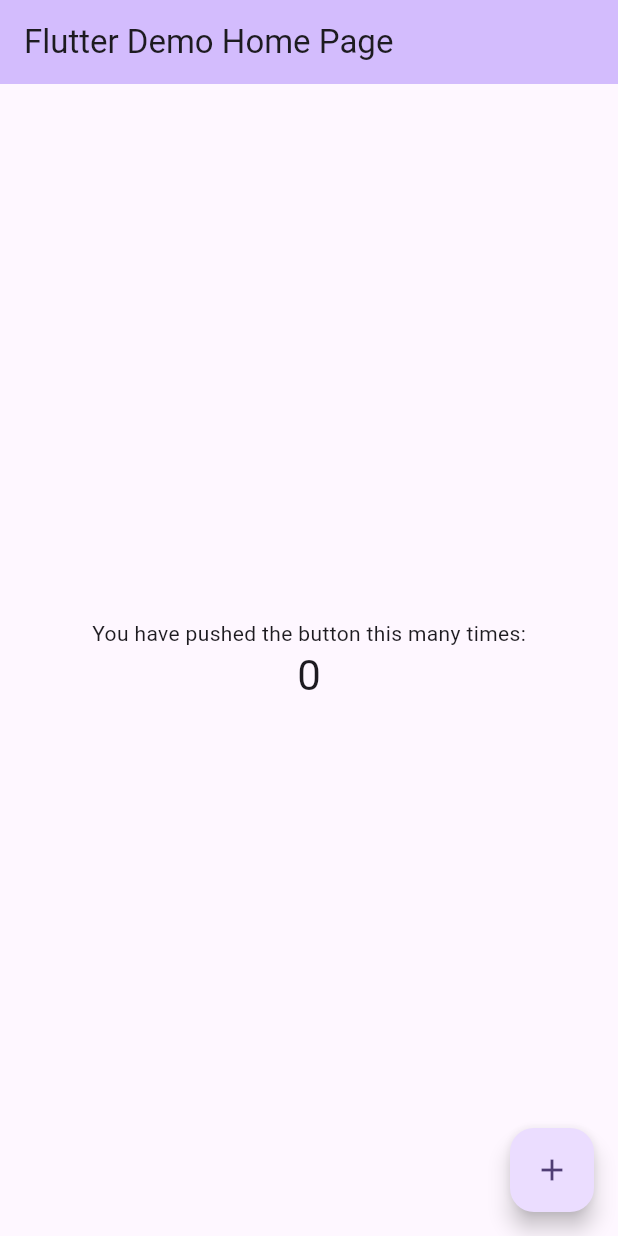
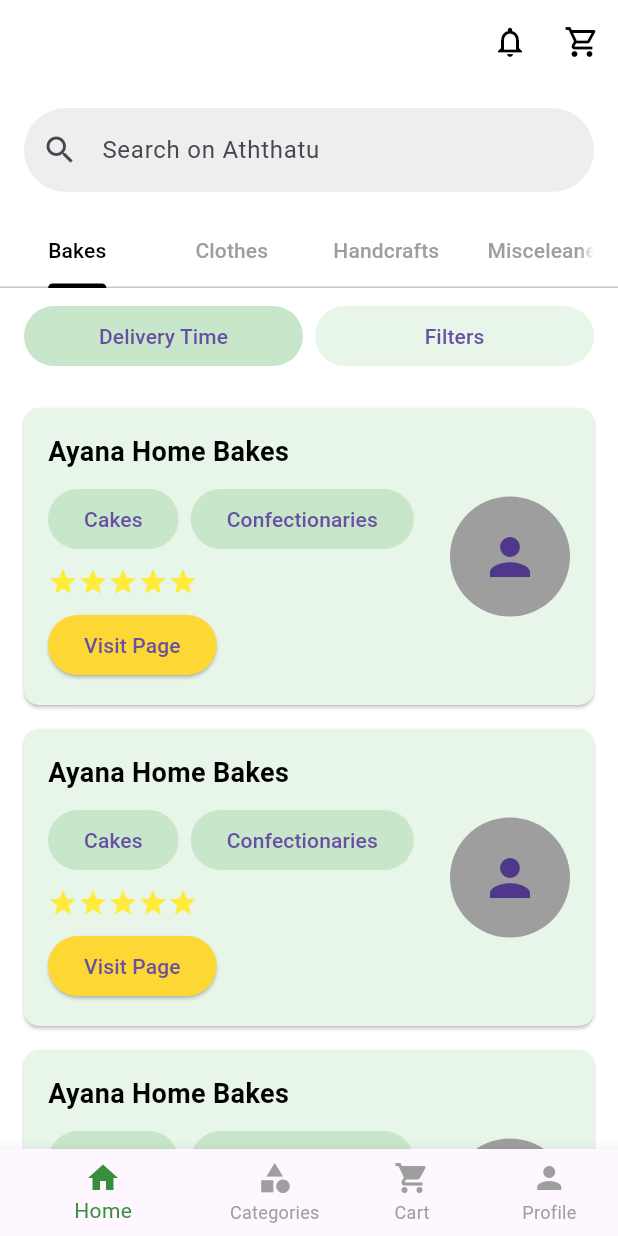
Before and after one commit to Team-Dev-Alliance/aththatu, a Flutter app: the screen it shows after launch, on a phone screen of 412 x 824 dp. Run offline on Flutter 3.47's test engine with Material 3 defaults, Android fonts, the phone set to English and light mode, and no system bars.

Commit message:
Home page initialized

```diff
--- a/client/aththatu/lib/App/app.dart
+++ b/client/aththatu/lib/App/app.dart
@@ -8,30 +8,18 @@ void main() {
 class MyApp extends StatelessWidget {
   const MyApp({super.key});
 
-  // This widget is the root of your application.
   @override
   Widget build(BuildContext context) {
     return MaterialApp(
-      title: 'Flutter Demo',
+      title: 'Aththatu E-Commerce',
       theme: ThemeData(
-        // This is the theme of your application.
-        //
-        // TRY THIS: Try running your application with "flutter run". You'll see
-        // the application has a purple toolbar. Then, without quitting the app,
-        // try changing the seedColor in the colorScheme below to Colors.green
-        // and then invoke "hot reload" (save your changes or press the "hot
-        // reload" button in a Flutter-supported IDE, or press "r" if you used
-        // the command line to start the app).
-        //
-        // Notice that the counter didn't reset back to zero; the application
-        // state is not lost during the reload. To reset the state, use hot
-        // restart instead.
-        //
-        // This works for code too, not just values: Most code changes can be
-        // tested with just a hot reload.
-        colorScheme: ColorScheme.fromSeed(seedColor: Colors.deepPurple),
+        primarySwatch: Colors.green,
+        scaffoldBackgroundColor: Colors.white,
+        textTheme: const TextTheme(
+          bodyMedium: TextStyle(color: Colors.black),
+        ),
       ),
-      home: const MyHomePage(title: 'Flutter Demo Home Page'),
+      home: const HomePage(),
     );
   }
 }
--- a/client/aththatu/lib/Home/home_page.dart
+++ b/client/aththatu/lib/Home/home_page.dart
@@ -1,87 +1,214 @@
 import 'package:flutter/material.dart';
+import '../components/title_bar.dart';
+import '../components/navigation_bar.dart' as nav;
 
-class MyHomePage extends StatefulWidget {
-  const MyHomePage({super.key, required this.title});
-
-  // This widget is the home page of your application. It is stateful, meaning
-  // that it has a State object (defined below) that contains fields that affect
-  // how it looks.
-
-  // This class is the configuration for the state. It holds the values (in this
-  // case the title) provided by the parent (in this case the App widget) and
-  // used by the build method of the State. Fields in a Widget subclass are
-  // always marked "final".
-
-  final String title;
+class HomePage extends StatefulWidget {
+  const HomePage({super.key});
 
   @override
-  State<MyHomePage> createState() => _MyHomePageState();
+  _HomePageState createState() => _HomePageState();
 }
 
-class _MyHomePageState extends State<MyHomePage> {
-  int _counter = 0;
+class _HomePageState extends State<HomePage> with SingleTickerProviderStateMixin {
+  late TabController _tabController;
+  int _currentNavIndex = 0;
 
-  void _incrementCounter() {
-    setState(() {
-      // This call to setState tells the Flutter framework that something has
-      // changed in this State, which causes it to rerun the build method below
-      // so that the display can reflect the updated values. If we changed
-      // _counter without calling setState(), then the build method would not be
-      // called again, and so nothing would appear to happen.
-      _counter++;
-    });
+  @override
+  void initState() {
+    super.initState();
+    _tabController = TabController(length: 4, vsync: this);
+  }
+
+  @override
+  void dispose() {
+    _tabController.dispose();
+    super.dispose();
   }
 
   @override
   Widget build(BuildContext context) {
-    // This method is rerun every time setState is called, for instance as done
-    // by the _incrementCounter method above.
-    //
-    // The Flutter framework has been optimized to make rerunning build methods
-    // fast, so that you can just rebuild anything that needs updating rather
-    // than having to individually change instances of widgets.
     return Scaffold(
-      appBar: AppBar(
-        // TRY THIS: Try changing the color here to a specific color (to
-        // Colors.amber, perhaps?) and trigger a hot reload to see the AppBar
-        // change color while the other colors stay the same.
-        backgroundColor: Theme.of(context).colorScheme.inversePrimary,
-        // Here we take the value from the MyHomePage object that was created by
-        // the App.build method, and use it to set our appbar title.
-        title: Text(widget.title),
+      appBar: const TitleBar(),
+      bottomNavigationBar: nav.NavigationBar(
+        currentIndex: _currentNavIndex,
+        onTap: (index) {
+          setState(() {
+            _currentNavIndex = index;
+            // Handle navigation logic here
+          });
+        },
       ),
-      body: Center(
-        // Center is a layout widget. It takes a single child and positions it
-        // in the middle of the parent.
-        child: Column(
-          // Column is also a layout widget. It takes a list of children and
-          // arranges them vertically. By default, it sizes itself to fit its
-          // children horizontally, and tries to be as tall as its parent.
-          //
-          // Column has various properties to control how it sizes itself and
-          // how it positions its children. Here we use mainAxisAlignment to
-          // center the children vertically; the main axis here is the vertical
-          // axis because Columns are vertical (the cross axis would be
-          // horizontal).
-          //
-          // TRY THIS: Invoke "debug painting" (choose the "Toggle Debug Paint"
-          // action in the IDE, or press "p" in the console), to see the
-          // wireframe for each widget.
-          mainAxisAlignment: MainAxisAlignment.center,
-          children: <Widget>[
-            const Text('You have pushed the button this many times:'),
-            Text(
-              '$_counter',
-              style: Theme.of(context).textTheme.headlineMedium,
+      body: Column(
+        children: [
+          // Search Bar
+          Padding(
+            padding: const EdgeInsets.all(16.0),
+            child: TextField(
+              decoration: InputDecoration(
+                hintText: 'Search on Aththatu',
+                prefixIcon: const Icon(Icons.search),
+                border: OutlineInputBorder(
+                  borderRadius: BorderRadius.circular(30),
+                  borderSide: BorderSide.none,
+                ),
+                filled: true,
+                fillColor: Colors.grey[200],
+              ),
             ),
-          ],
-        ),
+          ),
+          // Category Tabs
+          TabBar(
+            controller: _tabController,
+            labelColor: Colors.black,
+            unselectedLabelColor: Colors.grey,
+            indicatorColor: Colors.black,
+            tabs: const [
+              Tab(text: 'Bakes'),
+              Tab(text: 'Clothes'),
+              Tab(text: 'Handcrafts'),
+              Tab(text: 'Misceleaneous'),
+            ],
+          ),
+          // Filter Buttons
+          Padding(
+            padding: const EdgeInsets.symmetric(horizontal: 16.0, vertical: 8.0),
+            child: Row(
+              children: [
+                Expanded(
+                  child: OutlinedButton(
+                    onPressed: () {},
+                    style: OutlinedButton.styleFrom(
+                      backgroundColor: Colors.green[100],
+                      side: BorderSide.none,
+                      shape: RoundedRectangleBorder(
+                        borderRadius: BorderRadius.circular(20),
+                      ),
+                    ),
+                    child: const Text('Delivery Time'),
+                  ),
+                ),
+                const SizedBox(width: 8),
+                Expanded(
+                  child: OutlinedButton(
+                    onPressed: () {},
+                    style: OutlinedButton.styleFrom(
+                      backgroundColor: Colors.green[50],
+                      side: BorderSide.none,
+                      shape: RoundedRectangleBorder(
+                        borderRadius: BorderRadius.circular(20),
+                      ),
+                    ),
+                    child: const Text('Filters'),
+                  ),
+                ),
+              ],
+            ),
+          ),
+          // Vendor List
+          Expanded(
+            child: TabBarView(
+              controller: _tabController,
+              children: [
+                _buildVendorList(),
+                _buildVendorList(), // Placeholder for other tabs
+                _buildVendorList(),
+                _buildVendorList(),
+              ],
+            ),
+          ),
+        ],
       ),
-      floatingActionButton: FloatingActionButton(
-        onPressed: _incrementCounter,
-        tooltip: 'Increment',
-        child: const Icon(Icons.add),
-      ), // This trailing comma makes auto-formatting nicer for build methods.
+    );
+  }
+
+  Widget _buildVendorList() {
+    return ListView.builder(
+      padding: const EdgeInsets.all(16.0),
+      itemCount: 3, // Example: 3 vendor cards
+      itemBuilder: (context, index) {
+        return Card(
+          color: Colors.green[50],
+          shape: RoundedRectangleBorder(
+            borderRadius: BorderRadius.circular(10),
+          ),
+          margin: const EdgeInsets.only(bottom: 16.0),
+          child: Padding(
+            padding: const EdgeInsets.all(16.0),
+            child: Row(
+              children: [
+                Expanded(
+                  child: Column(
+                    crossAxisAlignment: CrossAxisAlignment.start,
+                    children: [
+                      const Text(
+                        'Ayana Home Bakes',
+                        style: TextStyle(
+                          fontSize: 18,
+                          fontWeight: FontWeight.bold,
+                        ),
+                      ),
+                      const SizedBox(height: 8),
+                      Row(
+                        children: [
+                          OutlinedButton(
+                            onPressed: () {},
+                            style: OutlinedButton.styleFrom(
+                              backgroundColor: Colors.green[100],
+                              side: BorderSide.none,
+                              shape: RoundedRectangleBorder(
+                                borderRadius: BorderRadius.circular(20),
+                              ),
+                            ),
+                            child: const Text('Cakes'),
+                          ),
+                          const SizedBox(width: 8),
+                          OutlinedButton(
+                            onPressed: () {},
+                            style: OutlinedButton.styleFrom(
+                              backgroundColor: Colors.green[100],
+                              side: BorderSide.none,
+                              shape: RoundedRectangleBorder(
+                                borderRadius: BorderRadius.circular(20),
+                              ),
+                            ),
+                            child: const Text('Confectionaries'),
+                          ),
+                        ],
+                      ),
+                      const SizedBox(height: 8),
+                      const Row(
+                        children: [
+                          Icon(Icons.star, color: Colors.yellow, size: 20),
+                          Icon(Icons.star, color: Colors.yellow, size: 20),
+                          Icon(Icons.star, color: Colors.yellow, size: 20),
+                          Icon(Icons.star, color: Colors.yellow, size: 20),
+                          Icon(Icons.star, color: Colors.yellow, size: 20),
+                        ],
+                      ),
+                      const SizedBox(height: 8),
+                      ElevatedButton(
+                        onPressed: () {},
+                        style: ElevatedButton.styleFrom(
+                          backgroundColor: Colors.yellow[600],
+                          shape: RoundedRectangleBorder(
+                            borderRadius: BorderRadius.circular(20),
+                          ),
+                        ),
+                        child: const Text('Visit Page'),
+                      ),
+                    ],
+                  ),
+                ),
+                const CircleAvatar(
+                  radius: 40,
+                  backgroundColor: Colors.grey, // Placeholder for vendor image
+                  child: Icon(Icons.person, size: 40),
+                ),
+              ],
+            ),
+          ),
+        );
+      },
     );
   }
 }
--- /dev/null
+++ b/client/aththatu/lib/components/navigation_bar.dart
@@ -0,0 +1,41 @@
+import 'package:flutter/material.dart';
+
+class NavigationBar extends StatelessWidget {
+  final int currentIndex;
+  final Function(int) onTap;
+
+  const NavigationBar({
+    super.key,
+    required this.currentIndex,
+    required this.onTap,
+  });
+
+  @override
+  Widget build(BuildContext context) {
+    return BottomNavigationBar(
+      currentIndex: currentIndex,
+      onTap: onTap,
+      selectedItemColor: Colors.green[700],
+      unselectedItemColor: Colors.grey,
+      showUnselectedLabels: true,
+      items: const [
+        BottomNavigationBarItem(
+          icon: Icon(Icons.home),
+          label: 'Home',
+        ),
+        BottomNavigationBarItem(
+          icon: Icon(Icons.category),
+          label: 'Categories',
+        ),
+        BottomNavigationBarItem(
+          icon: Icon(Icons.shopping_cart),
+          label: 'Cart',
+        ),
+        BottomNavigationBarItem(
+          icon: Icon(Icons.person),
+          label: 'Profile',
+        ),
+      ],
+    );
+  }
+}
--- /dev/null
+++ b/client/aththatu/lib/components/title_bar.dart
@@ -0,0 +1,30 @@
+import 'package:flutter/material.dart';
+
+class TitleBar extends StatelessWidget implements PreferredSizeWidget {
+  const TitleBar({super.key});
+
+  @override
+  Widget build(BuildContext context) {
+    return AppBar(
+      backgroundColor: Colors.white,
+      elevation: 0,
+      actions: [
+        IconButton(
+          icon: const Icon(Icons.notifications_none, color: Colors.black),
+          onPressed: () {
+            // Handle notification tap
+          },
+        ),
+        IconButton(
+          icon: const Icon(Icons.shopping_cart_outlined, color: Colors.black),
+          onPressed: () {
+            // Handle cart tap
+          },
+        ),
+      ],
+    );
+  }
+
+  @override
+  Size get preferredSize => const Size.fromHeight(kToolbarHeight);
+}
```
Also changed, not shown: 1 other file.
